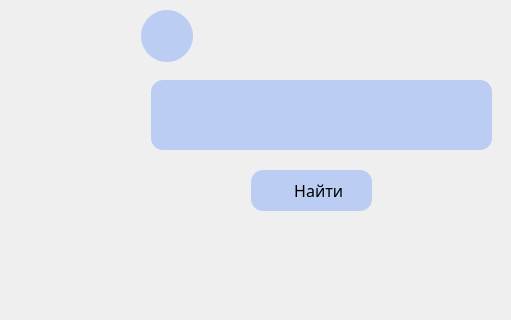
Before: the Qt Designer form app/ui/templates.ui in Xbasan/Diplom, drawn with Qt 5; both pictures show x 889 to 1400 and y 0 to 320 of the 1400 by 863 pixel window.
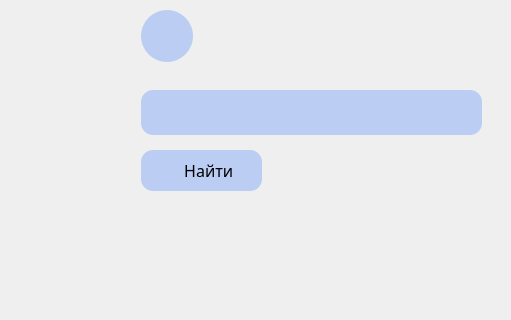
After: the same form once the commit is applied. Icons and pictures are not drawn.

Patch:
```diff
--- a/app/ui/templates.ui
+++ b/app/ui/templates.ui
@@ -13,6 +13,9 @@
   <property name="windowTitle">
    <string>Widget</string>
   </property>
+  <property name="styleSheet">
+   <string notr="true"/>
+  </property>
   <widget class="QScrollArea" name="scrollArea">
    <property name="geometry">
     <rect>
@@ -75,26 +78,11 @@
     </property>
    </widget>
   </widget>
-  <widget class="QTextEdit" name="nameTextEdit">
-   <property name="geometry">
-    <rect>
-     <x>1040</x>
-     <y>80</y>
-     <width>341</width>
-     <height>70</height>
-    </rect>
-   </property>
-   <property name="styleSheet">
-    <string notr="true">border-radius: 12px;
-background-color: rgba(0, 85, 255, 55);
-padding-left:10px</string>
-   </property>
-  </widget>
   <widget class="QPushButton" name="pushButtoName">
    <property name="geometry">
     <rect>
-     <x>1140</x>
-     <y>170</y>
+     <x>1030</x>
+     <y>150</y>
      <width>121</width>
      <height>41</height>
     </rect>
@@ -169,6 +157,29 @@
     </size>
    </property>
   </widget>
+  <widget class="QPlainTextEdit" name="nameTextEdit">
+   <property name="geometry">
+    <rect>
+     <x>1030</x>
+     <y>90</y>
+     <width>341</width>
+     <height>45</height>
+    </rect>
+   </property>
+   <property name="font">
+    <font>
+     <family>URW Gothic [UKWN]</family>
+     <pointsize>14</pointsize>
+     <italic>false</italic>
+     <bold>false</bold>
+    </font>
+   </property>
+   <property name="styleSheet">
+    <string notr="true">border-radius: 12px;
+background-color: rgba(0, 85, 255, 55);
+padding-left:10px</string>
+   </property>
+  </widget>
  </widget>
  <resources/>
  <connections/>
```
